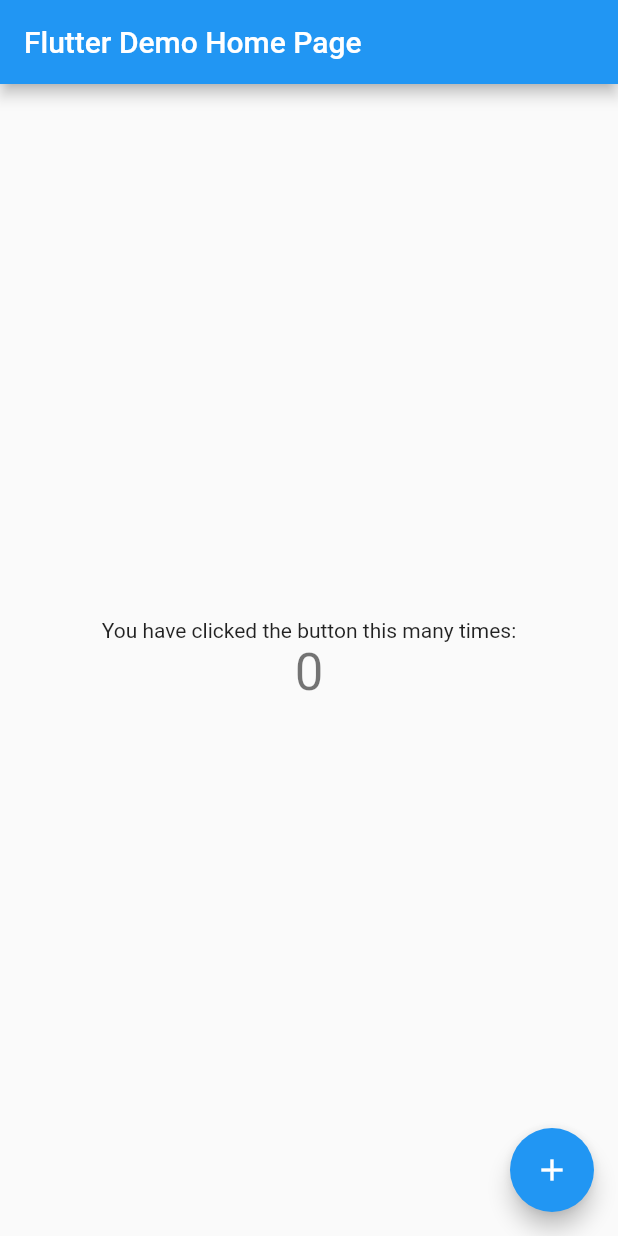
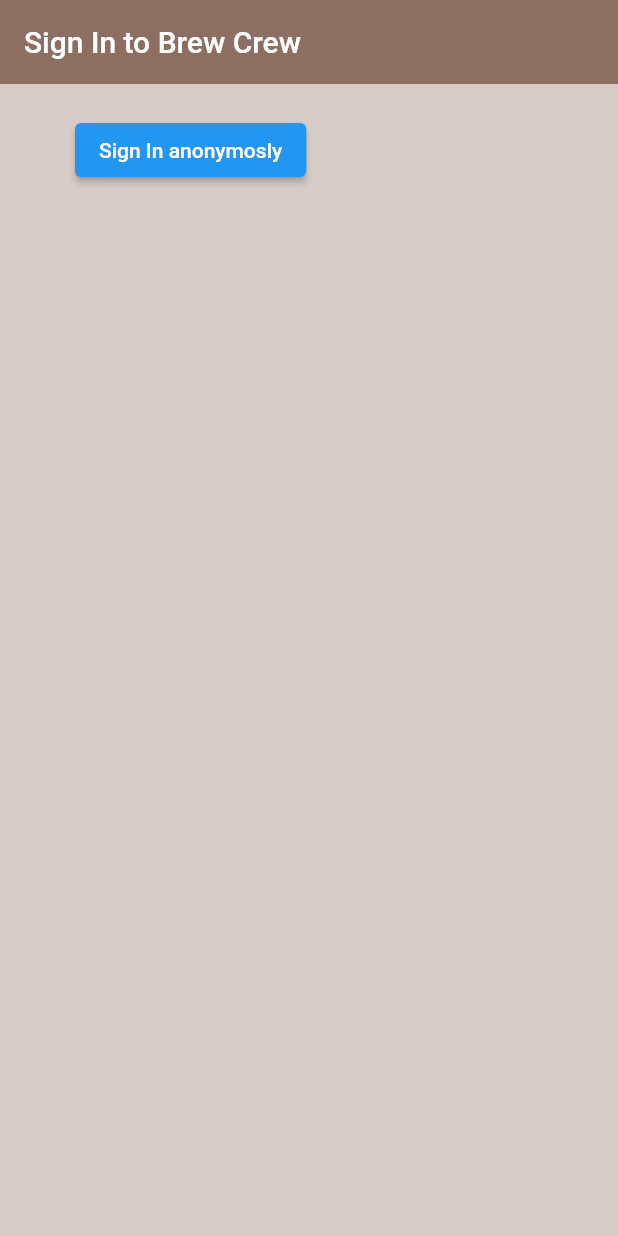
Before and after one commit to 91alban/brew-crew, a Flutter app: the screen it shows after launch, on a phone screen of 412 x 824 dp. Run offline on Flutter 3.47's test engine with Material 2 defaults, Android fonts, the phone set to English and light mode, and no system bars; our stand-ins replace firebase_auth, firebase_core; accounts and stored records are empty.

Commit message:
signing up anonymosly

```diff
--- a/lib/main.dart
+++ b/lib/main.dart
@@ -1,4 +1,6 @@
 import 'package:flutter/material.dart';
+import 'package:guru4cars/screens/wrapper.dart';
+import 'package:firebase_core/firebase_core.dart';
 
 void main() {
   runApp(const MyApp());
@@ -10,106 +12,12 @@
   // This widget is the root of your application.
   @override
   Widget build(BuildContext context) {
-    return MaterialApp(
-      title: 'Flutter Demo',
-      theme: ThemeData(
-        // This is the theme of your application.
-        //
-        // Try running your application with "flutter run". You'll see the
-        // application has a blue toolbar. Then, without quitting the app, try
-        // changing the primarySwatch below to Colors.green and then invoke
-        // "hot reload" (press "r" in the console where you ran "flutter run",
-        // or simply save your changes to "hot reload" in a Flutter IDE).
-        // Notice that the counter didn't reset back to zero; the application
-        // is not restarted.
-        primarySwatch: Colors.blue,
-      ),
-      home: const MyHomePage(title: 'Flutter Demo Home Page'),
-    );
+    return FutureBuilder(
+        future: Firebase.initializeApp(),
+        builder: (context, snapshot) {
+          return MaterialApp(
+            home: Wrapper(),
+          );
+        });
   }
 }
-
-class MyHomePage extends StatefulWidget {
-  const MyHomePage({Key? key, required this.title}) : super(key: key);
-
-  // This widget is the home page of your application. It is stateful, meaning
-  // that it has a State object (defined below) that contains fields that affect
-  // how it looks.
-
-  // This class is the configuration for the state. It holds the values (in this
-  // case the title) provided by the parent (in this case the App widget) and
-  // used by the build method of the State. Fields in a Widget subclass are
-  // always marked "final".
-
-  final String title;
-
-  @override
-  State<MyHomePage> createState() => _MyHomePageState();
-}
-
-class _MyHomePageState extends State<MyHomePage> {
-  int _counter = 0;
-
-  void _incrementCounter() {
-    setState(() {
-      // This call to setState tells the Flutter framework that something has
-      // changed in this State, which causes it to rerun the build method below
-      // so that the display can reflect the updated values. If we changed
-      // _counter without calling setState(), then the build method would not be
-      // called again, and so nothing would appear to happen.
-      _counter++;
-    });
-  }
-
-  @override
-  Widget build(BuildContext context) {
-    // This method is rerun every time setState is called, for instance as done
-    // by the _incrementCounter method above.
-    //
-    // The Flutter framework has been optimized to make rerunning build methods
-    // fast, so that you can just rebuild anything that needs updating rather
-    // than having to individually change instances of widgets.
-    return Scaffold(
-      appBar: AppBar(
-        // Here we take the value from the MyHomePage object that was created by
-        // the App.build method, and use it to set our appbar title.
-        title: Text(widget.title),
-      ),
-      body: Center(
-        // Center is a layout widget. It takes a single child and positions it
-        // in the middle of the parent.
-        child: Column(
-          // Column is also a layout widget. It takes a list of children and
-          // arranges them vertically. By default, it sizes itself to fit its
-          // children horizontally, and tries to be as tall as its parent.
-          //
-          // Invoke "debug painting" (press "p" in the console, choose the
-          // "Toggle Debug Paint" action from the Flutter Inspector in Android
-          // Studio, or the "Toggle Debug Paint" command in Visual Studio Code)
-          // to see the wireframe for each widget.
-          //
-          // Column has various properties to control how it sizes itself and
-          // how it positions its children. Here we use mainAxisAlignment to
-          // center the children vertically; the main axis here is the vertical
-          // axis because Columns are vertical (the cross axis would be
-          // horizontal).
-          mainAxisAlignment: MainAxisAlignment.center,
-          children: <Widget>[
-            const Text(
-              'You have clicked the button this many times:',
-            ),
-            Text(
-              '$_counter',
-              style: Theme.of(context).textTheme.headline4,
-            ),
-          ],
-        ),
-      ),
-      floatingActionButton: FloatingActionButton(
-        onPressed: _incrementCounter,
-        tooltip: 'Increment',
-        child: const Icon(Icons.add),
-      ), // This trailing comma makes auto-formatting nicer for build methods.
-    );
-  }
-}
--- /dev/null
+++ b/lib/screens/authenticate/authenticate.dart
@@ -0,0 +1,18 @@
+import 'package:flutter/material.dart';
+import 'package:guru4cars/screens/authenticate/sign_in.dart';
+
+class Authenticate extends StatefulWidget {
+  const Authenticate({Key? key}) : super(key: key);
+
+  @override
+  _AuthenticateState createState() => _AuthenticateState();
+}
+
+class _AuthenticateState extends State<Authenticate> {
+  @override
+  Widget build(BuildContext context) {
+    return Container(
+      child: SignIn(),
+    );
+  }
+}
--- /dev/null
+++ b/lib/screens/authenticate/sign_in.dart
@@ -0,0 +1,41 @@
+import 'package:flutter/material.dart';
+import 'package:guru4cars/services/auth.dart';
+
+class SignIn extends StatefulWidget {
+  const SignIn({Key? key}) : super(key: key);
+
+  @override
+  _SignInState createState() => _SignInState();
+}
+
+class _SignInState extends State<SignIn> {
+  final AuthService _auth = AuthService();
+
+  @override
+  Widget build(BuildContext context) {
+    return Scaffold(
+      backgroundColor: Colors.brown[100],
+      appBar: AppBar(
+        backgroundColor: Colors.brown[400],
+        elevation: 0.0,
+        title: Text('Sign In to Brew Crew'),
+      ),
+      body: Container(
+        padding: EdgeInsets.symmetric(vertical: 20.0, horizontal: 50.0),
+        child: ElevatedButton(
+          child: Text('Sign In anonymosly'),
+          onPressed: () async {
+            dynamic result = await _auth.signInAnon();
+
+            if (result == null) {
+              print('error signing in');
+            } else {
+              print('signed in');
+              print(result);
+            }
+          },
+        ),
+      ),
+    );
+  }
+}
--- /dev/null
+++ b/lib/screens/wrapper.dart
@@ -0,0 +1,14 @@
+import 'package:flutter/material.dart';
+import 'package:guru4cars/screens/authenticate/authenticate.dart';
+import 'package:guru4cars/screens/home/home.dart';
+
+class Wrapper extends StatelessWidget {
+  const Wrapper({Key? key}) : super(key: key);
+
+  @override
+  Widget build(BuildContext context) {
+    //returb home or authen
+
+    return Authenticate();
+  }
+}
--- a/pubspec.yaml
+++ b/pubspec.yaml
@@ -34,6 +34,9 @@
   # The following adds the Cupertino Icons font to your application.
   # Use with the CupertinoIcons class for iOS style icons.
   cupertino_icons: ^1.0.2
+  firebase_core: ^1.10.0
+  firebase_auth: ^3.2.0
+  # cloud_firestore: ^3.1.0
 
 dev_dependencies:
   flutter_test:
```
Also changed, not shown: lib/screens/home/home.dart (added, +12 -0 lines), lib/services/auth.dart (added, +26 -0 lines), lib/models/user.dart (added), pubspec.lock, 3 other files.
